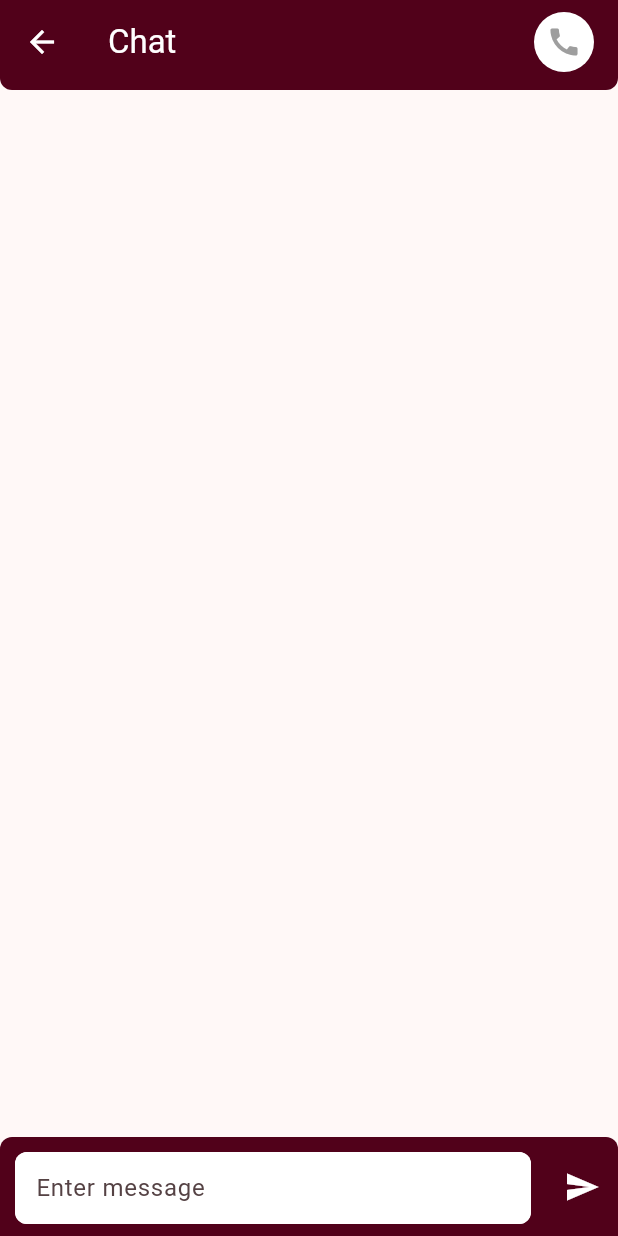
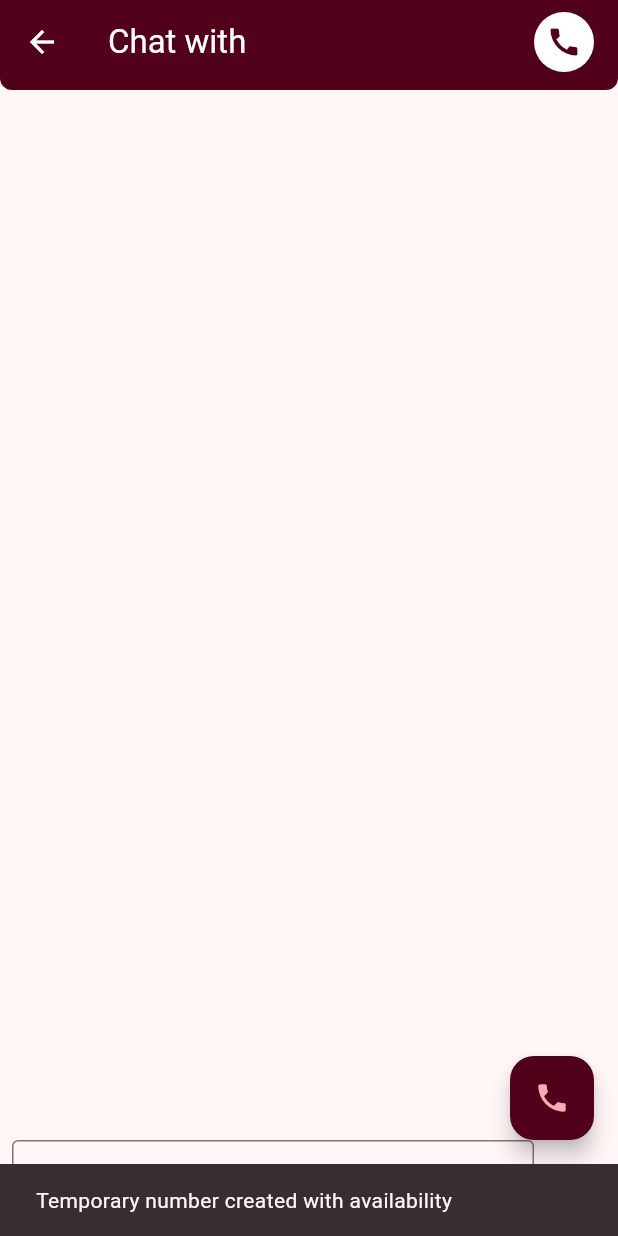
Before and after one commit to varad615/huuntechelp, a Flutter app: the Chat screen opened directly, after a tap on the "send" icon, on a phone screen of 412 x 824 dp. Run offline on Flutter 3.47's test engine with Material 3 defaults, Android fonts, the phone set to English and light mode, and no system bars; our stand-ins replace cloud_firestore, firebase_auth, firebase_core, firebase_database, google_fonts, youtube_player_flutter; accounts and stored records are empty; Roboto replaces fonts that are missing (ABeeZee).

Commit message:
chat update

```diff
--- a/lib/pages/chat.dart
+++ b/lib/pages/chat.dart
@@ -2,6 +2,8 @@
 import 'package:firebase_core/firebase_core.dart';
 import 'package:firebase_database/firebase_database.dart';
 import 'package:firebase_auth/firebase_auth.dart';
+import 'package:cloud_firestore/cloud_firestore.dart'; // Import Firestore
+import 'package:intl/intl.dart';
 import 'package:url_launcher/url_launcher.dart';
 
 void main() async {
@@ -17,40 +19,47 @@
 
 class _ChatState extends State<Chat> {
   final _database = FirebaseDatabase.instance.ref();
+  final _firestore = FirebaseFirestore.instance;
   final _controller = TextEditingController();
   final FirebaseAuth _auth = FirebaseAuth.instance;
   String _userId = '';
+  String _username = ''; // To store fetched username
   List<Map<String, dynamic>> _messages = [];
   bool _isCallEnabled = false; // Initially disabled
   String _phoneNumber = '';
 
   // Send the message with 'type: user'
-  void _sendMessage(String text) {
+  void _sendMessage(String text) async {
     if (text.trim().isEmpty) return;
 
-    final messageId =
-        _database.child('chat').child('messages').child(_userId).push().key;
+    final messageId = _database.child('chats').child('messages').child(_userId).child(_username).push().key;
 
-    _database
-        .child('chat')
+    if (messageId != null) {
+      // Add message under user's chat node with username
+      await _database
+          .child('chats')
           .child('messages')
           .child(_userId)
-        .child(messageId!)
+          .child(_username) // Store messages under the username
+          .child(messageId)
           .set({
         'text': text,
         'time': DateTime.now().millisecondsSinceEpoch,
         'type': 'user',
+        'seen': false, // Add seen status
       });
 
       _controller.clear();
+    }
   }
 
   // Retrieve messages and listen for changes
   void _retrieveMessages() {
     _database
-        .child('chat')
+        .child('chats')
         .child('messages')
         .child(_userId)
+        .child(_username) // Listen under the username
         .onValue
         .listen((event) {
       final data = event.snapshot.value as Map<dynamic, dynamic>?;
@@ -64,6 +73,7 @@
             'text': messageData['text'],
             'time': messageData['time'],
             'type': messageData['type'],
+            'seen': messageData['seen'],
           });
         });
 
@@ -73,6 +83,9 @@
         setState(() {
           _messages = loadedMessages;
         });
+
+        // Mark messages as seen
+        _markMessagesAsSeen();
       }
     });
   }
@@ -91,6 +104,45 @@
     });
   }
 
+  // Fetch user's username from Firestore
+  Future<void> _fetchUsername() async {
+    final userDoc = await _firestore.collection('users').doc(_userId).get();
+    if (userDoc.exists) {
+      final userData = userDoc.data() as Map<String, dynamic>;
+      _username = userData['name'] ?? 'Unknown User';
+
+      // Store username in Firebase Realtime Database if not already stored
+      await _database
+          .child('chats')
+          .child('messages')
+          .child(_userId)
+          .child(_username); // Store under username only once
+    }
+  }
+
+  // Mark messages as seen when displayed
+  void _markMessagesAsSeen() {
+    _messages.forEach((message) {
+      if (!message['seen']) {
+        final messageRef = _database
+            .child('chats')
+            .child('messages')
+            .child(_userId)
+            .child(_username)
+            .orderByChild('seen')
+            .equalTo(false)
+            .once()
+            .then((snapshot) {
+              final updates = Map<String, dynamic>();
+              snapshot.snapshot.children.forEach((child) {
+                updates['${child.key}/seen'] = true;
+              });
+              _database.child('chats/messages/$_userId/$_username').update(updates);
+            });
+      }
+    });
+  }
+
   @override
   void initState() {
     super.initState();
@@ -99,15 +151,31 @@
       setState(() {
         _userId = user.uid;
       });
+
+      // Fetch the username if it's the first time starting the chat
+      _database.child('chats/messages').child(_userId).once()
+          .then((DatabaseEvent snapshot) {
+        if (snapshot.snapshot.value == null) {
+          // If no username found, fetch it from Firestore
+          _fetchUsername();
+        } else {
+          // If username exists, retrieve and set it
+          setState(() {
+            final data = snapshot.snapshot.value as Map<dynamic, dynamic>;
+            _username = data.keys.first; // Assuming only one username per user
+          });
+        }
+      });
+
       _retrieveMessages();
       _fetchPhoneDetails(); // Fetch phone details when the widget initializes
     }
   }
 
-  // Format the timestamp to display time in hh:mm format
+  // Format the timestamp to display date and time
   String _formatTimestamp(int timestamp) {
     final date = DateTime.fromMillisecondsSinceEpoch(timestamp);
-    return "${date.hour}:${date.minute}";
+    return DateFormat('dd/MM/yyyy, hh:mm a').format(date);
   }
 
   // Make a phone call
@@ -146,21 +214,11 @@
           child: AppBar(
             backgroundColor: Color(0xFF51011A), // Maroon color
             title: Text(
-              'Chat',
+              'Chat with $_username', // Show username in AppBar
               style: TextStyle(color: Colors.white), // White text color
             ),
             iconTheme: IconThemeData(color: Colors.white), // White back button
             actions: [
-              // Padding(
-              //   padding: const EdgeInsets.only(right: 16.0),
-              //   child: CircleAvatar(
-              //     backgroundColor: Colors.white,
-              //     child: IconButton(
-              //       icon: Icon(Icons.call, color: Color(0xFF51011A)), // Call icon
-              //       onPressed: createTemporaryNumber,
-              //     ),
-              //   ),
-              // ),
               Padding(
                 padding: const EdgeInsets.only(right: 16.0),
                 child: CircleAvatar(
@@ -209,8 +267,7 @@
                     margin: EdgeInsets.symmetric(vertical: 4, horizontal: 8),
                     padding: EdgeInsets.all(10),
                     decoration: BoxDecoration(
-                      color:
-                          isUserMessage ? Colors.green[300] : Colors.grey[300],
+                      color: isUserMessage ? Colors.green[300] : Colors.grey[300],
                       borderRadius: BorderRadius.circular(10),
                     ),
                     child: Column(
@@ -235,55 +292,31 @@
             ),
           ),
           Padding(
-            padding: const EdgeInsets.all(0),
-            child: Container(
-              decoration: BoxDecoration(
-                color: Color(0xFF51011A), // Background color for the entire row
-                borderRadius: BorderRadius.vertical(
-                    top: Radius.circular(8.0)), // Rounded top corners
-              ),
+            padding: const EdgeInsets.all(8.0),
             child: Row(
               children: <Widget>[
                 Expanded(
-                    child: Container(
-                      margin: EdgeInsets.only(
-                          top: 10,
-                          bottom: 8,
-                          left: 10), // Add top and bottom margin
-                      decoration: BoxDecoration(
-                        color: Colors.white, // Maroon background for the text box
-                        borderRadius: BorderRadius.circular(8.0), // Rounded corners
-                      ),
                   child: TextField(
                     controller: _controller,
                     decoration: InputDecoration(
-                          filled: true,
-                          fillColor: Colors.white,
-                          border: OutlineInputBorder(
-                            borderRadius: BorderRadius.circular(8.0), // Rounded corners
-                            borderSide: BorderSide.none,
-                          ),
                       hintText: 'Enter message',
-                          contentPadding: EdgeInsets.symmetric(
-                              horizontal: 10,
-                              vertical: 10), // Add horizontal padding
-                        ),
-                        style: TextStyle(color: Colors.black),
+                      border: OutlineInputBorder(),
                     ),
                   ),
                 ),
-                  SizedBox(width: 10),
                 IconButton(
-                    icon: Icon(Icons.send, color: Colors.white), // Send icon
-                    onPressed: () {
-                      _sendMessage(_controller.text);
-                    },
+                  icon: Icon(Icons.send),
+                  onPressed: () => _sendMessage(_controller.text),
                 ),
               ],
             ),
           ),
+        ],
       ),
-        ],
+      floatingActionButton: FloatingActionButton(
+        onPressed: createTemporaryNumber, // Create temporary phone number
+        child: Icon(Icons.phone),
+        backgroundColor: Color(0xFF51011A),
       ),
     );
   }
```
Also changed, not shown: lib/pages/home.dart (+25 -14 lines). Lines whose indentation alone changed are shown as unchanged.
